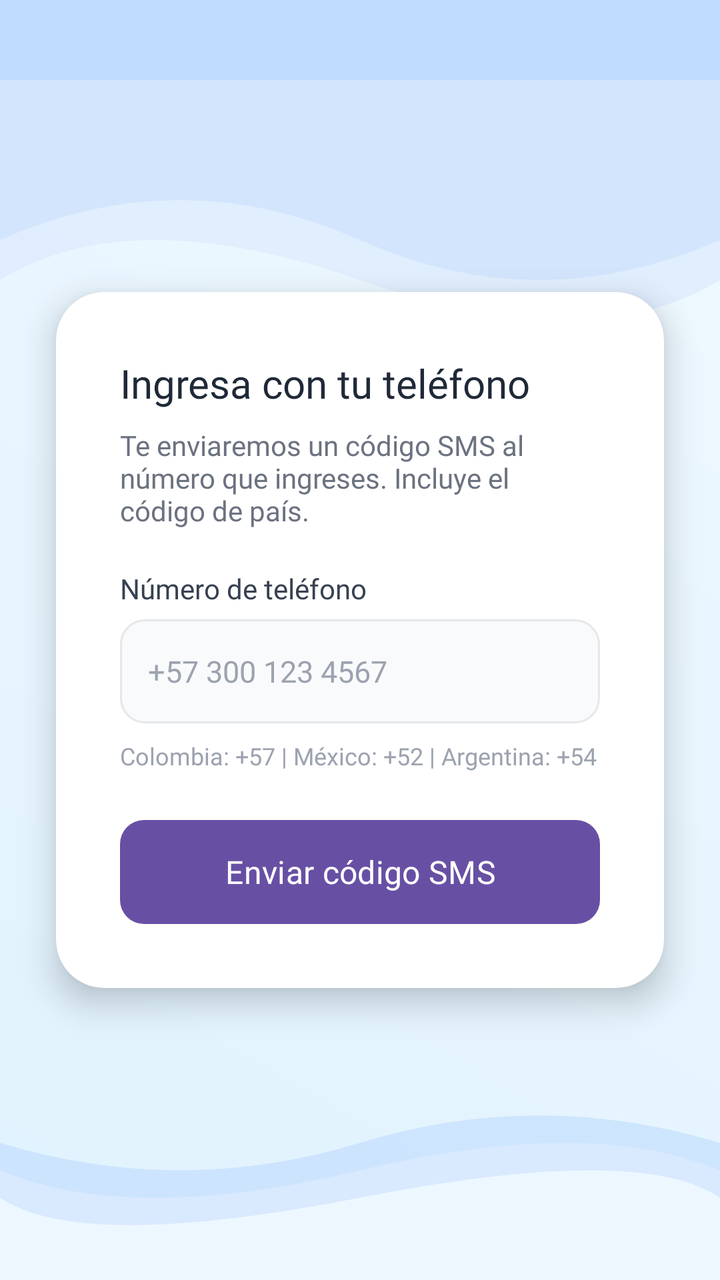
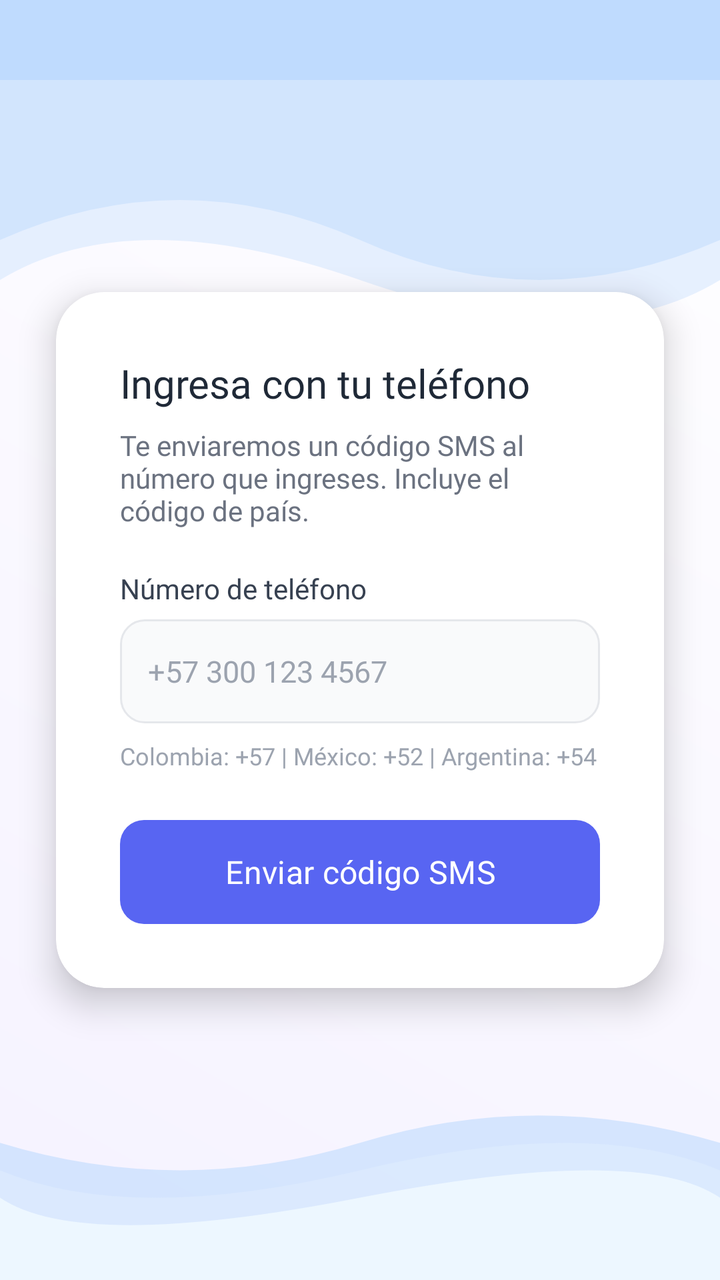

An Android layout rendered at two revisions. The XML below is the earlier revision; the diff shows what the commit changed to produce the second picture.
<!-- AndroidManifest.xml: application theme Theme.NiJu_Project -->
<!-- res/layout/activity_phone_auth.xml -->
<?xml version="1.0" encoding="utf-8"?>
<androidx.constraintlayout.widget.ConstraintLayout
    xmlns:android="http://schemas.android.com/apk/res/android"
    xmlns:app="http://schemas.android.com/apk/res-auto"
    xmlns:tools="http://schemas.android.com/tools"
    android:layout_width="match_parent"
    android:layout_height="match_parent"
    android:background="@drawable/gradient_background"
    tools:context=".PhoneAuthActivity">

    <ImageView
        android:id="@+id/topShape"
        android:layout_width="0dp"
        android:layout_height="200dp"
        android:scaleType="fitXY"
        android:src="@drawable/top_shape"
        app:layout_constraintEnd_toEndOf="parent"
        app:layout_constraintStart_toStartOf="parent"
        app:layout_constraintTop_toTopOf="parent" />

    <ProgressBar
        android:id="@+id/progressBar"
        android:layout_width="wrap_content"
        android:layout_height="wrap_content"
        android:visibility="gone"
        app:layout_constraintBottom_toBottomOf="parent"
        app:layout_constraintEnd_toEndOf="parent"
        app:layout_constraintStart_toStartOf="parent"
        app:layout_constraintTop_toTopOf="parent" />

    <androidx.cardview.widget.CardView
        android:id="@+id/card"
        android:layout_width="0dp"
        android:layout_height="wrap_content"
        android:layout_marginHorizontal="28dp"
        app:cardCornerRadius="24dp"
        app:cardElevation="10dp"
        app:cardBackgroundColor="@android:color/white"
        app:layout_constraintBottom_toBottomOf="parent"
        app:layout_constraintEnd_toEndOf="parent"
        app:layout_constraintStart_toStartOf="parent"
        app:layout_constraintTop_toTopOf="parent">

        <LinearLayout
            android:layout_width="match_parent"
            android:layout_height="wrap_content"
            android:orientation="vertical"
            android:padding="32dp">

            <TextView
                android:layout_width="wrap_content"
                android:layout_height="wrap_content"
                android:layout_marginBottom="8dp"
                android:fontFamily="@font/roboto_bold"
                android:text="Ingresa con tu teléfono"
                android:textColor="#1F2937"
                android:textSize="20sp" />

            
            <LinearLayout
                android:id="@+id/layoutPhone"
                android:layout_width="match_parent"
                android:layout_height="wrap_content"
                android:orientation="vertical">

                <TextView
                    android:layout_width="match_parent"
                    android:layout_height="wrap_content"
                    android:layout_marginBottom="20dp"
                    android:fontFamily="@font/roboto_regular"
                    android:text="Te enviaremos un código SMS al número que ingreses. Incluye el código de país."
                    android:textColor="#6B7280"
                    android:textSize="14sp" />

                <TextView
                    android:layout_width="wrap_content"
                    android:layout_height="wrap_content"
                    android:layout_marginBottom="6dp"
                    android:fontFamily="@font/roboto_medium"
                    android:text="Número de teléfono"
                    android:textColor="#374151"
                    android:textSize="14sp" />

                <EditText
                    android:id="@+id/etPhone"
                    android:layout_width="match_parent"
                    android:layout_height="52dp"
                    android:layout_marginBottom="8dp"
                    android:background="@drawable/edittext_rounded_background"
                    android:fontFamily="@font/roboto_regular"
                    android:hint="+57 300 123 4567"
                    android:inputType="phone"
                    android:padding="14dp"
                    android:textColorHint="#9CA3AF"
                    android:textSize="15sp" />

                <TextView
                    android:layout_width="wrap_content"
                    android:layout_height="wrap_content"
                    android:layout_marginBottom="24dp"
                    android:fontFamily="@font/roboto_regular"
                    android:text="Colombia: +57 | México: +52 | Argentina: +54"
                    android:textColor="#9CA3AF"
                    android:textSize="12sp" />

                <Button
                    android:id="@+id/btnSendCode"
                    android:layout_width="match_parent"
                    android:layout_height="52dp"
                    android:background="@drawable/button_rounded_background"
                    android:fontFamily="@font/roboto_medium"
                    android:text="Enviar código SMS"
                    android:textAllCaps="false"
                    android:textColor="@android:color/white"
                    android:textSize="16sp" />
            </LinearLayout>

            
            <LinearLayout
                android:id="@+id/layoutOtp"
                android:layout_width="match_parent"
                android:layout_height="wrap_content"
                android:orientation="vertical"
                android:visibility="gone">

                <TextView
                    android:layout_width="match_parent"
                    android:layout_height="wrap_content"
                    android:layout_marginBottom="20dp"
                    android:fontFamily="@font/roboto_regular"
                    android:text="Ingresa el código de 6 dígitos que recibiste por SMS"
                    android:textColor="#6B7280"
                    android:textSize="14sp" />

                <EditText
                    android:id="@+id/etOtp"
                    android:layout_width="match_parent"
                    android:layout_height="64dp"
                    android:layout_marginBottom="20dp"
                    android:background="@drawable/edittext_rounded_background"
                    android:fontFamily="@font/roboto_bold"
                    android:gravity="center"
                    android:hint="• • • • • •"
                    android:inputType="numberDecimal"
                    android:maxLength="6"
                    android:textColorHint="#D1D5DB"
                    android:textSize="28sp"
                    android:letterSpacing="0.3" />

                <Button
                    android:id="@+id/btnVerifyCode"
                    android:layout_width="match_parent"
                    android:layout_height="52dp"
                    android:layout_marginBottom="12dp"
                    android:background="@drawable/button_rounded_background"
                    android:fontFamily="@font/roboto_medium"
                    android:text="Verificar código"
                    android:textAllCaps="false"
                    android:textColor="@android:color/white"
                    android:textSize="16sp" />

                <TextView
                    android:id="@+id/btnResend"
                    android:layout_width="match_parent"
                    android:layout_height="wrap_content"
                    android:fontFamily="@font/roboto_regular"
                    android:gravity="center"
                    android:padding="12dp"
                    android:text="Reenviar código"
                    android:textColor="#5865F2"
                    android:textSize="14sp" />

            </LinearLayout>

        </LinearLayout>
    </androidx.cardview.widget.CardView>

    <ImageView
        android:id="@+id/bottomShape"
        android:layout_width="0dp"
        android:layout_height="96dp"
        android:scaleType="fitXY"
        android:src="@drawable/bottom_shape"
        app:layout_constraintBottom_toBottomOf="parent"
        app:layout_constraintEnd_toEndOf="parent"
        app:layout_constraintStart_toStartOf="parent" />

</androidx.constraintlayout.widget.ConstraintLayout>
<!-- resources referenced by this layout -->
<resources>
  <!-- drawable bottom_shape (drawable) -->
  <?xml version="1.0" encoding="utf-8"?>
  <vector xmlns:android="http://schemas.android.com/apk/res/android"
      android:width="428dp"
      android:height="140dp"
      android:viewportWidth="428"
      android:viewportHeight="140">
  
      
      <path
          android:pathData="M0,140 L428,140 L428,40 Q320,0 214,40 Q107,80 0,40 Z"
          android:fillColor="#BFDBFE"
          android:fillAlpha="0.6" />
  
      
      <path
          android:pathData="M0,140 L428,140 L428,60 Q350,20 214,60 Q78,100 0,60 Z"
          android:fillColor="#DBEAFE"
          android:fillAlpha="0.8" />
  
      
      <path
          android:pathData="M0,140 L428,140 L428,80 Q380,40 214,80 Q48,120 0,80 Z"
          android:fillColor="#F0F9FF"
          android:fillAlpha="0.9" />
  </vector>
  <!-- drawable button_rounded_background (drawable) -->
  <?xml version="1.0" encoding="utf-8"?>
  <selector xmlns:android="http://schemas.android.com/apk/res/android">
      <item android:state_pressed="true">
          <shape>
              <solid android:color="#4F46E5" />
              <corners android:radius="12dp" />
          </shape>
      </item>
      <item>
          <shape>
              <solid android:color="#5865F2" />
              <corners android:radius="12dp" />
          </shape>
      </item>
  </selector>
  <!-- drawable edittext_rounded_background (drawable) -->
  <?xml version="1.0" encoding="utf-8"?>
  <shape xmlns:android="http://schemas.android.com/apk/res/android">
      <solid android:color="#F9FAFB" />
      <corners android:radius="12dp" />
      <stroke
          android:width="1dp"
          android:color="#E5E7EB" />
  </shape>
  <!-- drawable gradient_background (drawable) -->
  <?xml version="1.0" encoding="utf-8"?>
  <shape xmlns:android="http://schemas.android.com/apk/res/android">
      <gradient
          android:startColor="#E0F2FE"
          android:endColor="#F0F9FF"
          android:angle="45" />
  </shape>
  <!-- drawable top_shape (drawable) -->
  <?xml version="1.0" encoding="utf-8"?>
  <vector xmlns:android="http://schemas.android.com/apk/res/android"
      android:width="428dp"
      android:height="200dp"
      android:viewportWidth="428"
      android:viewportHeight="200">
  
      <path
          android:pathData="M0,0 L428,0 L428,120 Q320,160 214,120 Q107,80 0,120 Z"
          android:fillColor="#BFDBFE" />
  
      <path
          android:pathData="M0,40 L428,40 L428,140 Q350,180 214,140 Q78,100 0,140 Z"
          android:fillColor="#DBEAFE"
          android:fillAlpha="0.7" />
  </vector>
  <style name="Theme.NiJu_Project" parent="Base.Theme.NiJu_Project" />
  <style name="Base.Theme.NiJu_Project" parent="Theme.Material3.DayNight.NoActionBar">
          
          
      </style>
</resources>

<!-- the commit's change to res/layout/activity_phone_auth.xml (unified diff, before → after) -->
@@ -35,7 +35,7 @@
         android:layout_marginHorizontal="28dp"
         app:cardCornerRadius="24dp"
         app:cardElevation="10dp"
-        app:cardBackgroundColor="@android:color/white"
+        app:cardBackgroundColor="@color/color_surface"
         app:layout_constraintBottom_toBottomOf="parent"
         app:layout_constraintEnd_toEndOf="parent"
         app:layout_constraintStart_toStartOf="parent"
@@ -53,7 +53,7 @@
                 android:layout_marginBottom="8dp"
                 android:fontFamily="@font/roboto_bold"
                 android:text="Ingresa con tu teléfono"
-                android:textColor="#1F2937"
+                android:textColor="@color/color_text_primary"
                 android:textSize="20sp" />
 
             
@@ -69,7 +69,7 @@
                     android:layout_marginBottom="20dp"
                     android:fontFamily="@font/roboto_regular"
                     android:text="Te enviaremos un código SMS al número que ingreses. Incluye el código de país."
-                    android:textColor="#6B7280"
+                    android:textColor="@color/color_text_secondary"
                     android:textSize="14sp" />
 
                 <TextView
@@ -91,7 +91,7 @@
                     android:hint="+57 300 123 4567"
                     android:inputType="phone"
                     android:padding="14dp"
-                    android:textColorHint="#9CA3AF"
+                    android:textColorHint="@color/color_text_hint"
                     android:textSize="15sp" />
 
                 <TextView
@@ -100,7 +100,7 @@
                     android:layout_marginBottom="24dp"
                     android:fontFamily="@font/roboto_regular"
                     android:text="Colombia: +57 | México: +52 | Argentina: +54"
-                    android:textColor="#9CA3AF"
+                    android:textColor="@color/color_text_hint"
                     android:textSize="12sp" />
 
                 <Button
@@ -129,7 +129,7 @@
                     android:layout_marginBottom="20dp"
                     android:fontFamily="@font/roboto_regular"
                     android:text="Ingresa el código de 6 dígitos que recibiste por SMS"
-                    android:textColor="#6B7280"
+                    android:textColor="@color/color_text_secondary"
                     android:textSize="14sp" />
 
                 <EditText
<!-- resource entries referenced after the edit -->
@@ -1,5 +1,9 @@
 <!-- resources referenced by this layout -->
 <resources>
+  <color name="color_surface">#FFFFFF</color>
+  <color name="color_text_hint">#9CA3AF</color>
+  <color name="color_text_primary">#1F2937</color>
+  <color name="color_text_secondary">#6B7280</color>
   <!-- drawable bottom_shape (drawable) -->
   <?xml version="1.0" encoding="utf-8"?>
   <vector xmlns:android="http://schemas.android.com/apk/res/android"
@@ -45,18 +49,18 @@
   <!-- drawable edittext_rounded_background (drawable) -->
   <?xml version="1.0" encoding="utf-8"?>
   <shape xmlns:android="http://schemas.android.com/apk/res/android">
-      <solid android:color="#F9FAFB" />
+      <solid android:color="@color/color_surface_variant" />
       <corners android:radius="12dp" />
       <stroke
           android:width="1dp"
-          android:color="#E5E7EB" />
+          android:color="@color/color_border" />
   </shape>
   <!-- drawable gradient_background (drawable) -->
   <?xml version="1.0" encoding="utf-8"?>
   <shape xmlns:android="http://schemas.android.com/apk/res/android">
       <gradient
-          android:startColor="#E0F2FE"
-          android:endColor="#F0F9FF"
+          android:startColor="@color/color_gradient_start"
+          android:endColor="@color/color_gradient_end"
           android:angle="45" />
   </shape>
   <!-- drawable top_shape (drawable) -->
@@ -77,9 +81,26 @@
           android:fillAlpha="0.7" />
   </vector>
   <style name="Theme.NiJu_Project" parent="Base.Theme.NiJu_Project" />
+  <color name="color_surface_variant">#F9FAFB</color>
+  <color name="color_border">#E5E7EB</color>
+  <color name="color_gradient_start">#F5F2FF</color>
+  <color name="color_gradient_end">#FFFFFF</color>
   <style name="Base.Theme.NiJu_Project" parent="Theme.Material3.DayNight.NoActionBar">
+          <item name="colorPrimary">#5865F2</item>
+          <item name="colorPrimaryVariant">#4338CA</item>
+          <item name="colorSecondary">#818CF8</item>
+          <item name="android:colorBackground">@color/color_background</item>
+          <item name="colorSurface">@color/color_surface</item>
+          <item name="android:textColorPrimary">@color/color_text_primary</item>
+          <item name="android:textColorSecondary">@color/color_text_secondary</item>
           
-          
+          <item name="cardViewStyle">@style/Widget.NiJu.CardView</item>
+      </style>
+  <color name="color_background">#F3F4F6</color>
+  <style name="Widget.NiJu.CardView" parent="Widget.MaterialComponents.CardView">
+          <item name="cardBackgroundColor">@color/color_surface</item>
+          <item name="cardCornerRadius">16dp</item>
+          <item name="cardElevation">2dp</item>
       </style>
 </resources>
 
